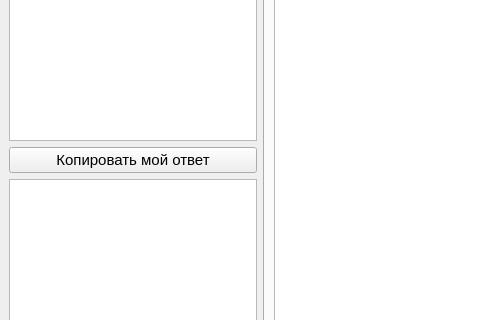
The window that mainwindow.ui (grigvlwork/syntax123) describes before a commit, drawn with Qt 5; both pictures show x 0 to 480 and y 299 to 619 of the 1126 by 886 pixel window.
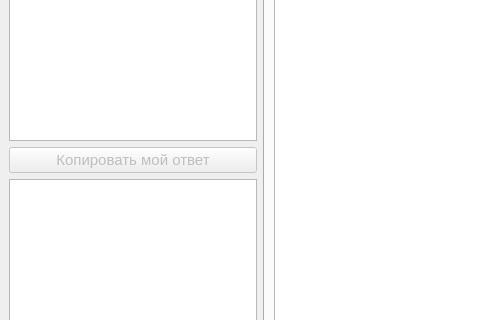
The same window after the commit. Icons and pictures are not drawn.

```diff
--- a/mainwindow.ui
+++ b/mainwindow.ui
@@ -142,6 +142,9 @@
         </item>
         <item>
          <widget class="QPushButton" name="copy_answer_btn">
+          <property name="enabled">
+           <bool>false</bool>
+          </property>
           <property name="font">
            <font>
             <pointsize>11</pointsize>
```
Left out of the diff: 137 changed lines with no effect on the pictures.
